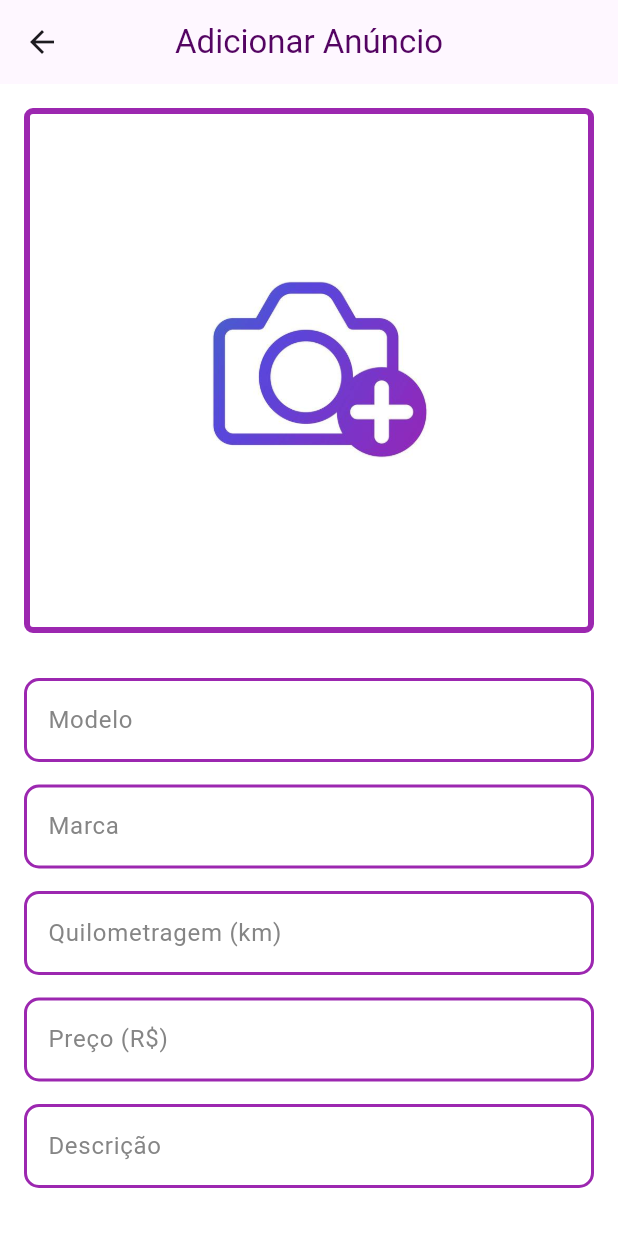
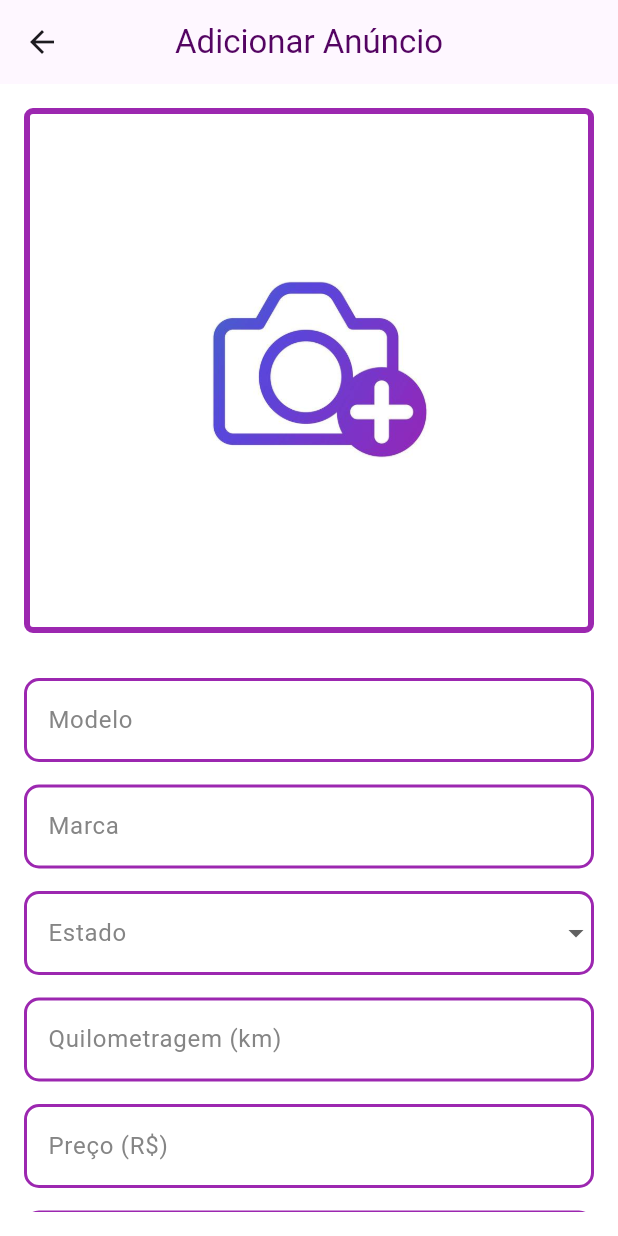
Before and after one commit to LuanMirandaa/AutoHub, a Flutter app: the AddEditCarScreen screen opened directly with empty values, on a phone screen of 412 x 824 dp. Run offline on Flutter 3.47's test engine with Material 3 defaults, Android fonts, the phone set to English and light mode, and no system bars; our stand-ins replace cloud_firestore, firebase_auth, firebase_core, flutter_map, image_picker, latlong2; accounts and stored records are empty; generated files the repository leaves out were written again.

```diff
--- a/lib/models/cars.dart
+++ b/lib/models/cars.dart
@@ -1,12 +1,16 @@
 class Car {
+
   final String id;
   final String modelo;
   final String marca;
+  final String estado;
   final double quilometragem;
   final double preco;
+  final String localizacao;
   final String? descricao;
   final String? imageUrl;
   final String userId;
+
 
   Car({
     required this.id,
@@ -17,6 +21,8 @@ class Car {
     this.descricao,
     this.imageUrl,
     required this.userId,
+    required this.localizacao,
+    required this.estado,
   });
 
   Map<String, dynamic> toMap() {
@@ -24,8 +30,10 @@ class Car {
       'id': id,
       'modelo': modelo,
       'marca': marca,
+      'estado': estado,
       'quilometragem': quilometragem,
       'preco': preco,
+      'localizacao': localizacao,
       'descricao': descricao,
       'imageUrl': imageUrl,
       'userId': userId,
@@ -37,9 +45,10 @@ class Car {
       id: map['id'],
       modelo: map['modelo'],
       marca: map['marca'],
-
+      estado: map['estado'],
       quilometragem: map['quilometragem'].toDouble(),
       preco: map['preco'].toDouble(),
+      localizacao: map['localizacao'],
       descricao: map['descricao'],
       imageUrl: map['imageUrl'],
       userId: map['userId'],
--- a/lib/screens/add_edit_car_screen.dart
+++ b/lib/screens/add_edit_car_screen.dart
@@ -29,10 +29,15 @@ class _AddEditCarScreenState extends State<AddEditCarScreen> {
   final TextEditingController marcaController = TextEditingController();
   final TextEditingController quilometragemController = TextEditingController();
   final TextEditingController precoController = TextEditingController();
+  final TextEditingController localizacaoController = TextEditingController();
+
   final TextEditingController descricaoController = TextEditingController();
 
   Uint8List? imageData;
   String? imageUrl;
+  String? estado;
+
+  final List<String> status = ['Novo', 'Seminovo', 'Usado'];
 
   @override
   void initState() {
@@ -40,8 +45,10 @@ class _AddEditCarScreenState extends State<AddEditCarScreen> {
     if (widget.car != null) {
       modeloController.text = widget.car!.modelo;
       marcaController.text = widget.car!.marca;
+      estado = widget.car!.estado;
       quilometragemController.text = widget.car!.quilometragem.toString();
       precoController.text = widget.car!.preco.toString();
+      localizacaoController.text = widget.car!.localizacao ?? '';
       descricaoController.text = widget.car!.descricao ?? '';
       imageUrl = widget.car!.imageUrl;
     }
@@ -109,7 +116,8 @@ class _AddEditCarScreenState extends State<AddEditCarScreen> {
                       borderRadius: BorderRadius.all(Radius.circular(10))),
                   enabledBorder: OutlineInputBorder(
                       borderSide: BorderSide(color: Colors.purple, width: 2.0),
-                      borderRadius: BorderRadius.all(Radius.circular(10)))),),
+                      borderRadius: BorderRadius.all(Radius.circular(10)))),
+            ),
             const SizedBox(height: 15),
             TextField(
               controller: marcaController,
@@ -124,7 +132,35 @@ class _AddEditCarScreenState extends State<AddEditCarScreen> {
                       borderRadius: BorderRadius.all(Radius.circular(10))),
                   enabledBorder: OutlineInputBorder(
                       borderSide: BorderSide(color: Colors.purple, width: 2.0),
-                      borderRadius: BorderRadius.all(Radius.circular(10)))),),
+                      borderRadius: BorderRadius.all(Radius.circular(10)))),
+            ),
+            const SizedBox(height: 15),
+            DropdownButtonFormField<String>(
+              value: estado,
+              decoration: const InputDecoration(
+                labelText: 'Estado',
+                labelStyle:
+                    TextStyle(color: Color.fromARGB(225, 117, 117, 117)),
+                focusedBorder: OutlineInputBorder(
+                    borderSide: BorderSide(
+                        color: Color.fromARGB(255, 206, 147, 216), width: 2.0),
+                    borderRadius: BorderRadius.all(Radius.circular(10))),
+                enabledBorder: OutlineInputBorder(
+                    borderSide: BorderSide(color: Colors.purple, width: 2.0),
+                    borderRadius: BorderRadius.all(Radius.circular(10))),
+              ),
+              items: status.map((String value) {
+                return DropdownMenuItem<String>(
+                  value: value,
+                  child: Text(value),
+                );
+              }).toList(),
+              onChanged: (String? newValue) {
+                setState(() {
+                  estado = newValue;
+                });
+              },
+            ),
             const SizedBox(height: 15),
             TextField(
               controller: quilometragemController,
@@ -141,7 +177,8 @@ class _AddEditCarScreenState extends State<AddEditCarScreen> {
                   ),
                   enabledBorder: OutlineInputBorder(
                       borderSide: BorderSide(color: Colors.purple, width: 2.0),
-                      borderRadius: BorderRadius.all(Radius.circular(10)))),),
+                      borderRadius: BorderRadius.all(Radius.circular(10)))),
+            ),
             const SizedBox(height: 15),
             TextField(
               controller: precoController,
@@ -158,7 +195,24 @@ class _AddEditCarScreenState extends State<AddEditCarScreen> {
                   ),
                   enabledBorder: OutlineInputBorder(
                       borderSide: BorderSide(color: Colors.purple, width: 2.0),
-                      borderRadius: BorderRadius.all(Radius.circular(10)))),),
+                      borderRadius: BorderRadius.all(Radius.circular(10)))),
+            ),
+            const SizedBox(height: 15),
+            TextField(
+              controller: localizacaoController,
+              decoration: const InputDecoration(
+                labelText: 'Localização',
+                labelStyle:
+                    TextStyle(color: Color.fromARGB(225, 117, 117, 117)),
+                focusedBorder: OutlineInputBorder(
+                    borderSide: BorderSide(
+                        color: Color.fromARGB(255, 206, 147, 216), width: 2.0),
+                    borderRadius: BorderRadius.all(Radius.circular(10))),
+                enabledBorder: OutlineInputBorder(
+                    borderSide: BorderSide(color: Colors.purple, width: 2.0),
+                    borderRadius: BorderRadius.all(Radius.circular(10))),
+              ),
+            ),
             const SizedBox(height: 15),
             TextField(
               controller: descricaoController,
@@ -181,8 +235,7 @@ class _AddEditCarScreenState extends State<AddEditCarScreen> {
               height: 45,
               child: OutlinedButton.icon(
                 style: OutlinedButton.styleFrom(
-                  side: BorderSide(
-                      color: Colors.purple, width: 2),
+                  side: BorderSide(color: Colors.purple, width: 2),
                   backgroundColor: Colors.white,
                   shape: const RoundedRectangleBorder(
                     borderRadius: BorderRadius.all(Radius.circular(10)),
@@ -277,6 +330,8 @@ class _AddEditCarScreenState extends State<AddEditCarScreen> {
       marca: marcaController.text,
       quilometragem: quilometragem,
       preco: preco,
+      localizacao: localizacaoController.text,
+      estado: estado!,
       descricao:
           descricaoController.text.isNotEmpty ? descricaoController.text : null,
       imageUrl: uploadedImageUrl ?? imageUrl,
--- a/lib/screens/car_detail_screen.dart
+++ b/lib/screens/car_detail_screen.dart
@@ -109,8 +109,10 @@ class _CarDetailScreenState extends State<CarDetailScreen> {
             ),
             const SizedBox(height: 8),
             _buildInfoTile('Marca', widget.car.marca),
+            _buildInfoTile('Estado', widget.car.estado),
             _buildInfoTile('Quilometragem',
                 '${formatNumber(widget.car.quilometragem)} Km'),
+            _buildInfoTile('Localização', widget.car.localizacao),
             const SizedBox(height: 10),
             Container(
               width: double.infinity,
```
